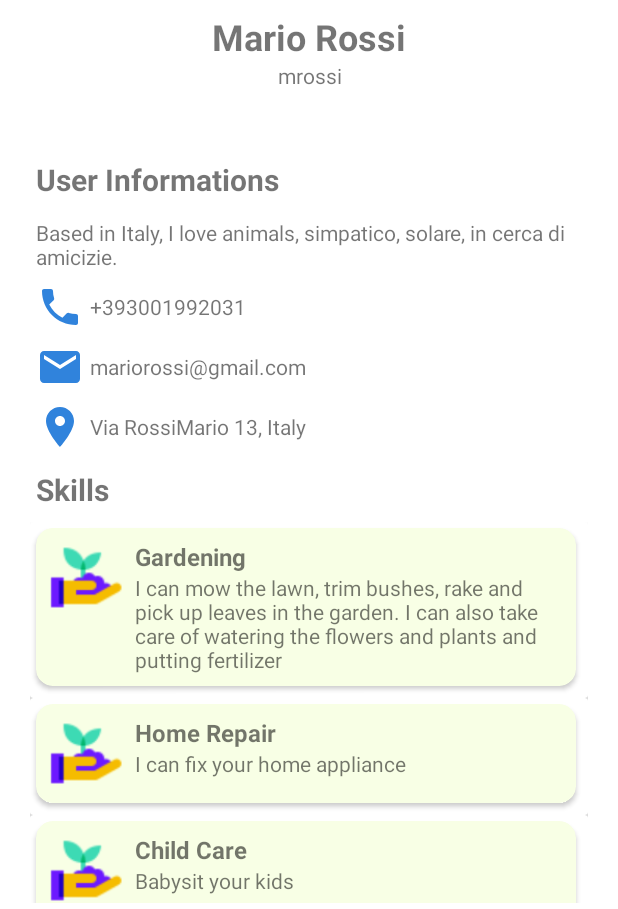
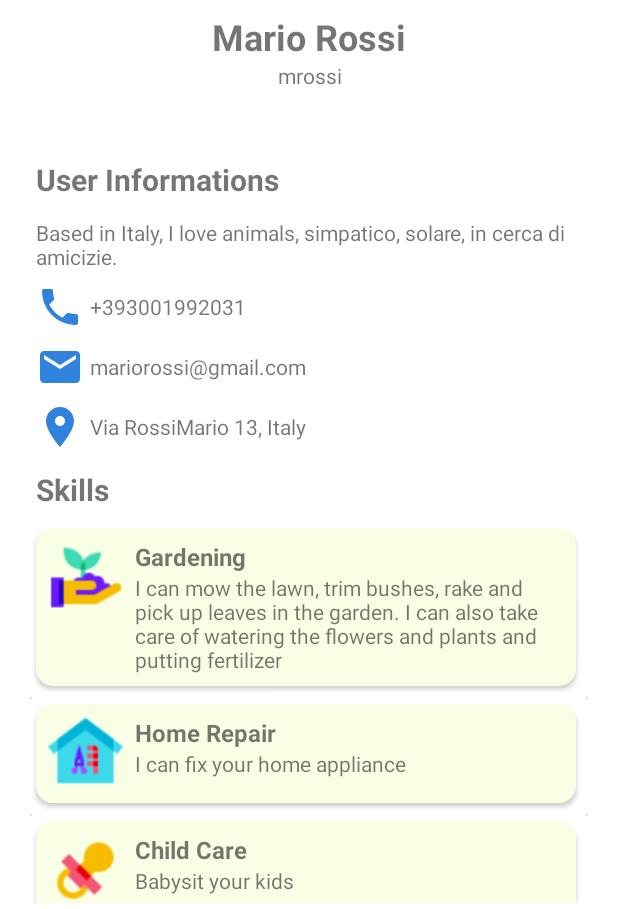
Before and after one commit to laib3/Chronomy, an Android app: the screen it shows after launch (ShowProfileActivity), on a phone screen of 412 x 824 dp, the part 327-1236 px from its top. Run offline under Robolectric (Android 15) with nearby library versions, the phone set to English and light mode, and no system bars.

Commit message:
feat: skills with correct image

```diff
--- a/app/src/main/java/it/polito/showprofileactivity/EditProfileActivity.kt
+++ b/app/src/main/java/it/polito/showprofileactivity/EditProfileActivity.kt
@@ -56,6 +56,7 @@ class EditProfileActivity : AppCompatActivity(), View.OnClickListener {
         //sskills_array.forEach{ s->selectedSkills.addView(EditSkillCard(this, s))}
 
         val card = findViewById<CardView>(R.id.skill1)
+        //val card = findViewById<CardView>(R.id.skillCard)
         card.setOnClickListener {
             //inflate the dialog with custom view
             val mDialogView = layoutInflater.inflate(R.layout.skill_edit_modal, null)
--- a/app/src/main/java/it/polito/showprofileactivity/ShowProfileActivity.kt
+++ b/app/src/main/java/it/polito/showprofileactivity/ShowProfileActivity.kt
@@ -20,15 +20,7 @@ import androidx.cardview.widget.CardView
 
 
 
-class SkillCard(c: Context, s:Skill): CardView(c){
-    init {
-        LayoutInflater.from(c).inflate(R.layout.skill_card, this, true)
-        val cardTitle = findViewById<TextView>(R.id.skillTitle)
-        cardTitle.text = s.title
-        val desc = findViewById<TextView>(R.id.skillDescription)
-        desc.text = s.description
-    }
-}
+
 
 class ShowProfileActivity: AppCompatActivity() {
 
@@ -79,17 +71,24 @@ class ShowProfileActivity: AppCompatActivity() {
         loadContent()
 
         val skills:MutableList<Skill> = mutableListOf<Skill>()
-        skills.add(Skill("Gardening", "I can mow the lawn, trim bushes, rake and pick up leaves in the garden. I can also take care of watering the flowers and plants and putting fertilizer"))
-        skills.add(Skill("Home Repair", "I can fix your home appliance"))
-        skills.add(Skill("Child Care", "Babysit your kids"))
-        skills.add(Skill("Transportation", ""))
+        // TO BE CHANGED LATER: initialize list of skills void and not active, if not loaded from memory (second time)
+        // can use maybe a function called createSkills if loaded skills are empty
+        skills.add(Skill("Gardening", "gardening", true ,"I can mow the lawn, trim bushes, rake and pick up leaves in the garden. I can also take care of watering the flowers and plants and putting fertilizer"))
+        skills.add(Skill("Home Repair", "home_repair", true, "I can fix your home appliance"))
+        skills.add(Skill("Child Care", "child_care", true,"Babysit your kids"))
+        skills.add(Skill("Transportation", "transportation", true,  ""))
+        skills.add(Skill("Tutoring", "tutoring"))
+        skills.add(Skill("Wellness", "wellness"))
+        skills.add(Skill("Delivery", "delivery"))
+        skills.add(Skill("Companionship", "companionship"))
+        skills.add(Skill("Other", "other"))
 
         val iv = findViewById<ImageView>(R.id.profilePicture)
         iv.clipToOutline = true
 
         val skillsLayout = findViewById<LinearLayout>(R.id.skills)
         // map skills to skill cards and add them to the layout
-        skills.forEach {s -> skillsLayout.addView(SkillCard(this, s)) }
+        skills.filter{ s -> s.active}.forEach {s -> skillsLayout.addView(SkillCard(this, s)) }
 
         startForResult = registerForActivityResult(ActivityResultContracts.StartActivityForResult()) { result: ActivityResult ->
             if (result.resultCode == Activity.RESULT_OK) {
--- a/app/src/main/java/it/polito/showprofileactivity/Skill.kt
+++ b/app/src/main/java/it/polito/showprofileactivity/Skill.kt
@@ -1,11 +1,35 @@
 package it.polito.showprofileactivity
 
-class Skill (var title:String){
+import android.content.Context
+import android.view.LayoutInflater
+import android.widget.ImageView
+import android.widget.TextView
+import androidx.cardview.widget.CardView
+
+class SkillCard(c: Context, s:Skill): CardView(c){
+    init {
+        LayoutInflater.from(c).inflate(R.layout.skill_card, this, true)
+        val cardTitle = findViewById<TextView>(R.id.skillTitle)
+        cardTitle.text = s.title
+        val desc = findViewById<TextView>(R.id.skillDescription)
+        desc.text = s.description
+        val icon = findViewById<ImageView>(R.id.skillIcon)
+        icon.contentDescription = s.title + " icon"
+        icon.setImageResource(resources.getIdentifier(s.src, "drawable", "it.polito.showprofileactivity" ))
+    }
+}
+
+class Skill (var title:String, var src:String){
 
     public var description: String = ""
     public var active: Boolean = false
 
-    constructor(title:String, desc:String): this(title) {
+    constructor(title:String, src:String, desc:String): this(title, src) {
         this.description = desc
     }
+    constructor(title:String, src:String, active:Boolean, desc:String): this(title, src) {
+        this.description = desc
+        this.src = src
+        this. active = active
+    }
 }
--- a/app/src/main/res/layout/skill_card.xml
+++ b/app/src/main/res/layout/skill_card.xml
@@ -5,6 +5,7 @@
     android:layout_height="match_parent">
 
     <androidx.cardview.widget.CardView
+        android:id="@+id/skillCard"
         android:layout_width="match_parent"
         android:layout_height="wrap_content"
         android:layout_marginStart="4dp"
```
Also changed, not shown: app/src/main/res/values/skills.xml (+10 -10 lines).
